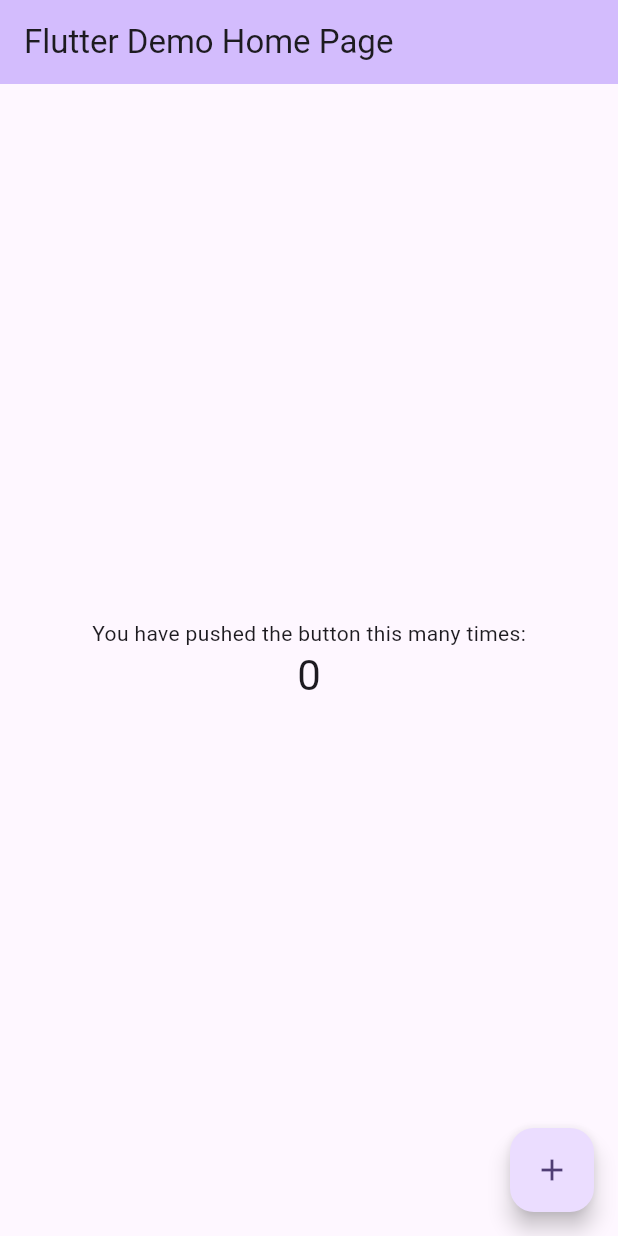
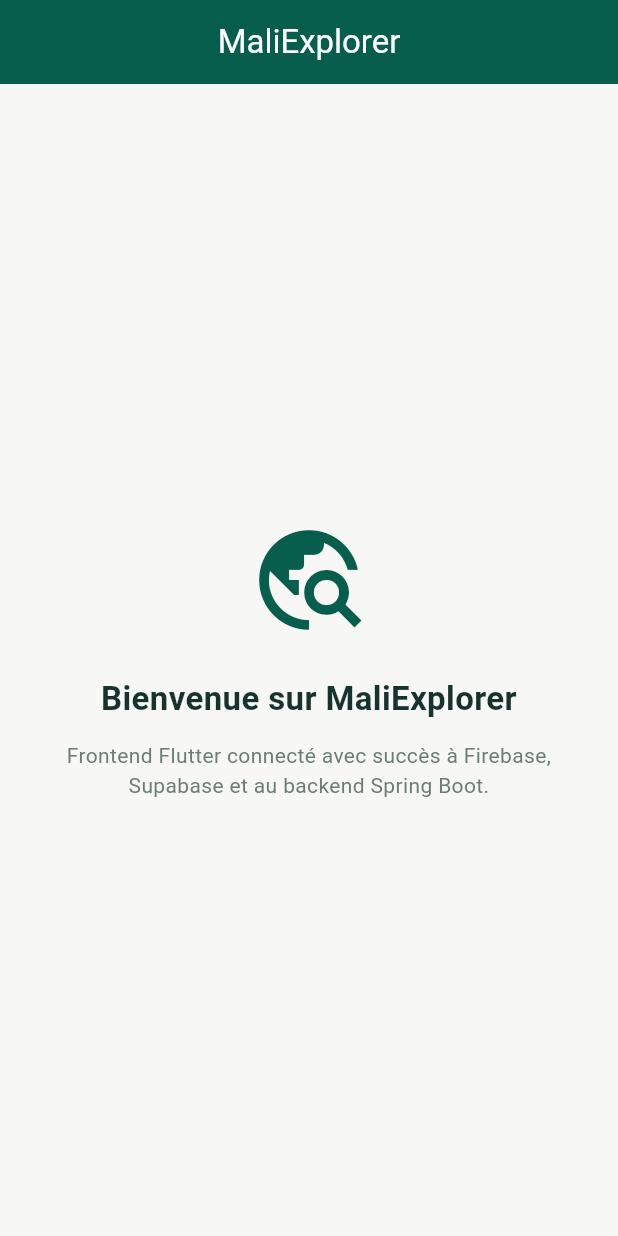
Before and after one commit to famoryjosuesissoko-cmyk/MaliExplorer-front-end, a Flutter app: the screen it shows after launch, on a phone screen of 412 x 824 dp. Run offline on Flutter 3.47's test engine with Material 3 defaults, Android fonts, the phone set to English and light mode, and no system bars; our stand-ins replace firebase_core, flutter_riverpod, go_router, supabase_flutter; accounts and stored records are empty.

Commit message:
Feat: Configuration Firebase, Supabase, AppTheme, GoRouter et ApiService pour la liaison backend

```diff
--- /dev/null
+++ b/devtools_options.yaml
@@ -0,0 +1,3 @@
+description: This file stores settings for Dart & Flutter DevTools.
+documentation: https://docs.flutter.dev/tools/devtools/extensions#configure-extension-enablement-states
+extensions:
--- /dev/null
+++ b/lib/core/theme/app_theme.dart
@@ -0,0 +1,60 @@
+import 'package:flutter/material.dart';
+import '../constants/app_colors.dart';
+
+class AppTheme {
+  static ThemeData get lightTheme {
+    return ThemeData(
+      useMaterial3: true,
+      scaffoldBackgroundColor: AppColors.mistIvory,
+      primaryColor: AppColors.primaryForest,
+      colorScheme: ColorScheme.light(
+        primary: AppColors.primaryForest,
+        secondary: AppColors.secondaryEmerald,
+        tertiary: AppColors.sahelGold,
+        surface: AppColors.pureWhite,
+        onPrimary: AppColors.pureWhite,
+        onSecondary: AppColors.pureWhite,
+        onSurface: AppColors.textPrimary,
+      ),
+      appBarTheme: const AppBarTheme(
+        backgroundColor: AppColors.primaryForest,
+        foregroundColor: AppColors.pureWhite,
+        elevation: 0,
+        centerTitle: true,
+      ),
+      textTheme: const TextTheme(
+        headlineLarge: TextStyle(
+          color: AppColors.textPrimary,
+          fontWeight: FontWeight.bold,
+        ),
+        headlineMedium: TextStyle(
+          color: AppColors.textPrimary,
+          fontWeight: FontWeight.w600,
+        ),
+        bodyLarge: TextStyle(
+          color: AppColors.textPrimary,
+        ),
+        bodyMedium: TextStyle(
+          color: AppColors.textSecondary,
+        ),
+      ),
+      elevatedButtonTheme: ElevatedButtonThemeData(
+        style: ElevatedButton.styleFrom(
+          backgroundColor: AppColors.primaryForest,
+          foregroundColor: AppColors.pureWhite,
+          shape: RoundedRectangleBorder(
+            borderRadius: BorderRadius.circular(12),
+          ),
+          padding: const EdgeInsets.symmetric(horizontal: 24, vertical: 14),
+        ),
+      ),
+      cardTheme: CardTheme(
+        color: AppColors.pureWhite,
+        elevation: 2,
+        shape: RoundedRectangleBorder(
+          borderRadius: BorderRadius.circular(16),
+        ),
+      ),
+    );
+  }
+}
--- a/lib/main.dart
+++ b/lib/main.dart
@@ -1,122 +1,37 @@
 import 'package:flutter/material.dart';
+import 'package:flutter_riverpod/flutter_riverpod.dart';
+import 'package:firebase_core/firebase_core.dart';
+import 'core/theme/app_theme.dart';
+import 'router/app_router.dart';
+import 'services/supabase_service.dart';
 
-void main() {
-  runApp(const MyApp());
+void main() async {
+  // S'assure que le moteur Flutter est prêt avant d'invoquer le code natif
+  WidgetsFlutterBinding.ensureInitialized();
+
+  // Initialisation de Firebase
+  await Firebase.initializeApp();
+
+  // Initialisation de Supabase
+  await SupabaseService.init();
+
+  runApp(
+    const ProviderScope(
+      child: MaliExplorerApp(),
+    ),
+  );
 }
 
-class MyApp extends StatelessWidget {
-  const MyApp({super.key});
+class MaliExplorerApp extends StatelessWidget {
+  const MaliExplorerApp({super.key});
 
-  // This widget is the root of your application.
   @override
   Widget build(BuildContext context) {
-    return MaterialApp(
-      title: 'Flutter Demo',
-      theme: ThemeData(
-        // This is the theme of your application.
-        //
-        // TRY THIS: Try running your application with "flutter run". You'll see
-        // the application has a purple toolbar. Then, without quitting the app,
-        // try changing the seedColor in the colorScheme below to Colors.green
-        // and then invoke "hot reload" (save your changes or press the "hot
-        // reload" button in a Flutter-supported IDE, or press "r" if you used
-        // the command line to start the app).
-        //
-        // Notice that the counter didn't reset back to zero; the application
-        // state is not lost during the reload. To reset the state, use hot
-        // restart instead.
-        //
-        // This works for code too, not just values: Most code changes can be
-        // tested with just a hot reload.
-        colorScheme: .fromSeed(seedColor: Colors.deepPurple),
-      ),
-      home: const MyHomePage(title: 'Flutter Demo Home Page'),
+    return MaterialApp.router(
+      title: 'MaliExplorer',
+      debugShowCheckedModeBanner: false,
+      theme: AppTheme.lightTheme,
+      routerConfig: appRouter,
     );
   }
 }
-
-class MyHomePage extends StatefulWidget {
-  const MyHomePage({super.key, required this.title});
-
-  // This widget is the home page of your application. It is stateful, meaning
-  // that it has a State object (defined below) that contains fields that affect
-  // how it looks.
-
-  // This class is the configuration for the state. It holds the values (in this
-  // case the title) provided by the parent (in this case the App widget) and
-  // used by the build method of the State. Fields in a Widget subclass are
-  // always marked "final".
-
-  final String title;
-
-  @override
-  State<MyHomePage> createState() => _MyHomePageState();
-}
-
-class _MyHomePageState extends State<MyHomePage> {
-  int _counter = 0;
-
-  void _incrementCounter() {
-    setState(() {
-      // This call to setState tells the Flutter framework that something has
-      // changed in this State, which causes it to rerun the build method below
-      // so that the display can reflect the updated values. If we changed
-      // _counter without calling setState(), then the build method would not be
-      // called again, and so nothing would appear to happen.
-      _counter++;
-    });
-  }
-
-  @override
-  Widget build(BuildContext context) {
-    // This method is rerun every time setState is called, for instance as done
-    // by the _incrementCounter method above.
-    //
-    // The Flutter framework has been optimized to make rerunning build methods
-    // fast, so that you can just rebuild anything that needs updating rather
-    // than having to individually change instances of widgets.
-    return Scaffold(
-      appBar: AppBar(
-        // TRY THIS: Try changing the color here to a specific color (to
-        // Colors.amber, perhaps?) and trigger a hot reload to see the AppBar
-        // change color while the other colors stay the same.
-        backgroundColor: Theme.of(context).colorScheme.inversePrimary,
-        // Here we take the value from the MyHomePage object that was created by
-        // the App.build method, and use it to set our appbar title.
-        title: Text(widget.title),
-      ),
-      body: Center(
-        // Center is a layout widget. It takes a single child and positions it
-        // in the middle of the parent.
-        child: Column(
-          // Column is also a layout widget. It takes a list of children and
-          // arranges them vertically. By default, it sizes itself to fit its
-          // children horizontally, and tries to be as tall as its parent.
-          //
-          // Column has various properties to control how it sizes itself and
-          // how it positions its children. Here we use mainAxisAlignment to
-          // center the children vertically; the main axis here is the vertical
-          // axis because Columns are vertical (the cross axis would be
-          // horizontal).
-          //
-          // TRY THIS: Invoke "debug painting" (choose the "Toggle Debug Paint"
-          // action in the IDE, or press "p" in the console), to see the
-          // wireframe for each widget.
-          mainAxisAlignment: .center,
-          children: [
-            const Text('You have pushed the button this many times:'),
-            Text(
-              '$_counter',
-              style: Theme.of(context).textTheme.headlineMedium,
-            ),
-          ],
-        ),
-      ),
-      floatingActionButton: FloatingActionButton(
-        onPressed: _incrementCounter,
-        tooltip: 'Increment',
-        child: const Icon(Icons.add),
-      ),
-    );
-  }
-}
--- /dev/null
+++ b/lib/router/app_router.dart
@@ -0,0 +1,61 @@
+import 'package:flutter/material.dart';
+import 'package:go_router/go_router.dart';
+import '../core/constants/app_colors.dart';
+
+final GoRouter appRouter = GoRouter(
+  initialLocation: '/',
+  routes: [
+    GoRoute(
+      path: '/',
+      name: 'home',
+      builder: (context, state) => const HomeScreen(),
+    ),
+  ],
+);
+
+class HomeScreen extends StatelessWidget {
+  const HomeScreen({super.key});
+
+  @override
+  Widget build(BuildContext context) {
+    return Scaffold(
+      appBar: AppBar(
+        title: const Text('MaliExplorer'),
+      ),
+      body: Center(
+        child: Padding(
+          padding: const EdgeInsets.all(24.0),
+          child: Column(
+            mainAxisAlignment: MainAxisAlignment.center,
+            children: [
+              Icon(
+                Icons.travel_explore,
+                size: 80,
+                color: AppColors.primaryForest,
+              ),
+              const SizedBox(height: 24),
+              const Text(
+                'Bienvenue sur MaliExplorer',
+                style: TextStyle(
+                  fontSize: 22,
+                  fontWeight: FontWeight.bold,
+                  color: AppColors.textPrimary,
+                ),
+                textAlign: TextAlign.center,
+              ),
+              const SizedBox(height: 12),
+              const Text(
+                'Frontend Flutter connecté avec succès à Firebase, Supabase et au backend Spring Boot.',
+                style: TextStyle(
+                  fontSize: 14,
+                  color: AppColors.textSecondary,
+                ),
+                textAlign: TextAlign.center,
+              ),
+            ],
+          ),
+        ),
+      ),
+    );
+  }
+}
--- /dev/null
+++ b/lib/services/supabase_service.dart
@@ -0,0 +1,17 @@
+import 'package:supabase_flutter/supabase_flutter.dart';
+
+class SupabaseService {
+  // Vos identifiants Supabase
+  static const String supabaseUrl = 'https://dzhqwkpwaljqsjwoqvso.supabase.co';
+  static const String supabaseAnonKey =
+      'sb_publishable_7yi5d-qBrG9OnmKavJZ39Q_0OGGAciz';
+
+  static Future init() async {
+    await Supabase.initialize(url: supabaseUrl, anonKey: supabaseAnonKey);
+  }
+
+  static Future initialize() async => init();
+
+  /// Instance du client Supabase pour effectuer vos requêtes
+  static SupabaseClient get client => Supabase.instance.client;
+}
--- a/pubspec.yaml
+++ b/pubspec.yaml
@@ -21,6 +21,7 @@
   firebase_core: ^3.1.0
   firebase_auth: ^5.1.0
   supabase_flutter: ^2.5.0
+  http: ^1.2.2
 
   # Vues 360°, Vidéos & Médias
   webview_flutter: ^4.8.0
```
Also changed, not shown: lib/services/api_service.dart (added, +86 -0 lines), pubspec.lock, 4 other files.
